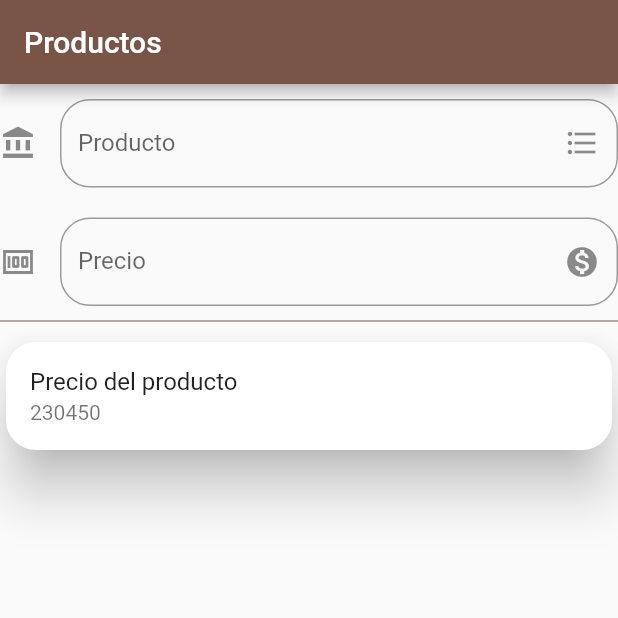
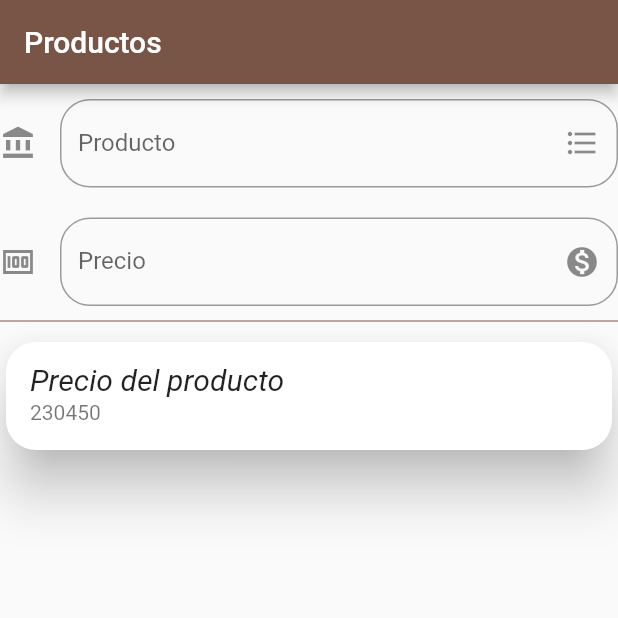
Before and after one commit to smarriagac/inventory_app, a Flutter app: the screen it shows after launch, item 2 of the bottom bar chosen, on a phone screen of 412 x 824 dp, the top half of it. Run offline on Flutter 3.47's test engine with Material 2 defaults, Android fonts, the phone set to English and light mode, and no system bars; drawn by our look-alikes of curved_navigation_bar; our stand-ins replace sqflite; missing offline and left inert: super_qr_reader; accounts and stored records are empty.

Commit message:
Diseño de pagina para agregar productos

```diff
--- a/lib/src/pages/productos_page.dart
+++ b/lib/src/pages/productos_page.dart
@@ -69,7 +69,11 @@ class _ProductosPageState extends State<ProductosPage> {
             shape: RoundedRectangleBorder(
                 borderRadius: BorderRadius.circular(20.0)),
             child: ListTile(
-                title: Text('Precio del producto'), subtitle: Text('230450')),
+                title: Text(
+                  'Precio del producto',
+                  style: TextStyle(fontSize: 20.0, fontStyle: FontStyle.italic),
+                ),
+                subtitle: Text('230450')),
           ),
         ],
       ),
```
